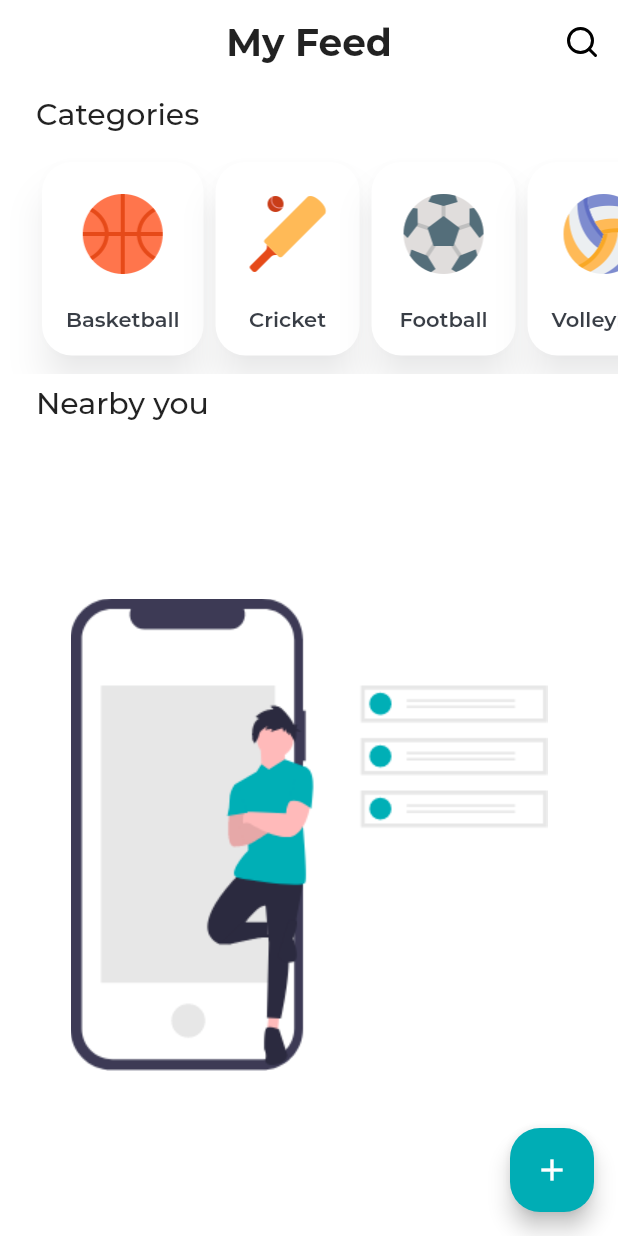
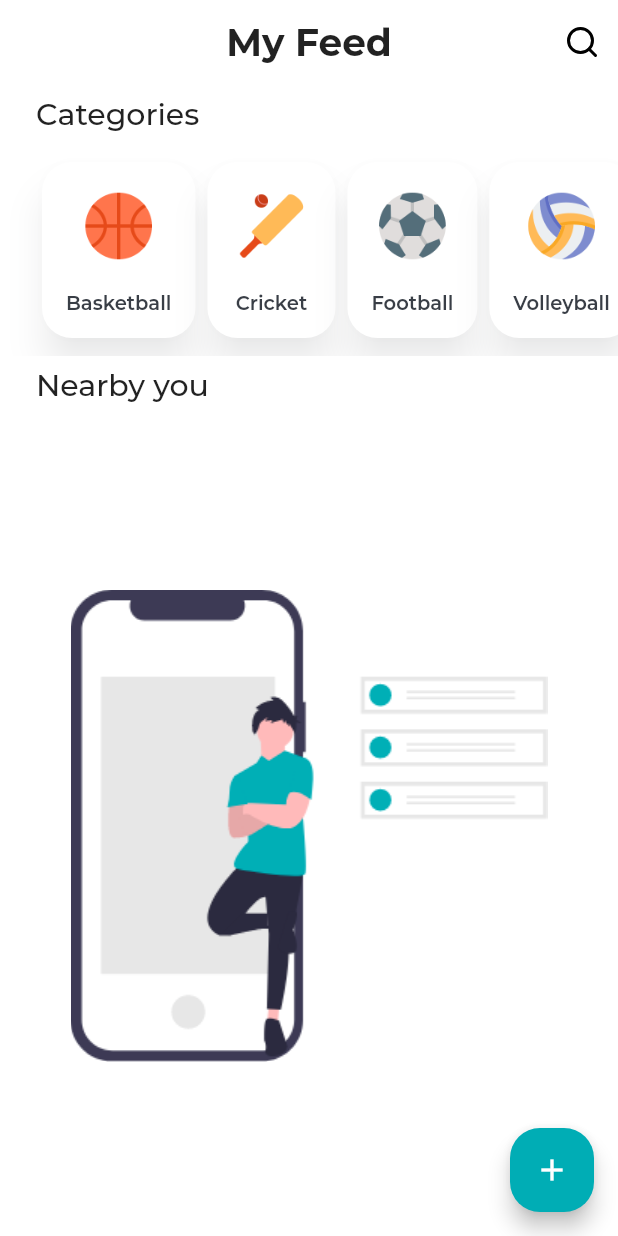
Before and after one commit to Runbhumi/Runbhumi, a Flutter app: the Home screen opened by its route, on a phone screen of 412 x 824 dp. Run offline on Flutter 3.47's test engine with Material 2 defaults, Android fonts, the phone set to English and light mode, and no system bars; our stand-ins replace bubble_tab_indicator, cloud_firestore, datetime_picker_formfield, firebase_auth, firebase_core, firebase_storage and 5 more; accounts and stored records are empty; project files that could hold a hidden picture were left out.

Commit message:
decresed size of categories

```diff
--- a/lib/view/home.dart
+++ b/lib/view/home.dart
@@ -420,7 +420,7 @@ class SportsCategory extends StatelessWidget {
                 //   size: 52,
                 //   color: theme.currentTheme.backgroundColor,
                 // ),
-                child: Image.asset(icon,scale: 1.5),
+                child: Image.asset(icon,scale: 1.8),
               ),
               Padding(
                 padding: const EdgeInsets.all(8.0),
@@ -429,6 +429,7 @@ class SportsCategory extends StatelessWidget {
                   style: TextStyle(
                     color: theme.currentTheme.backgroundColor,
                     fontWeight: FontWeight.w600,
+                    fontSize: 13,
                   ),
                 ),
               ),
```
Also changed, not shown: lib/view/addPost.dart (+10 -3 lines).
